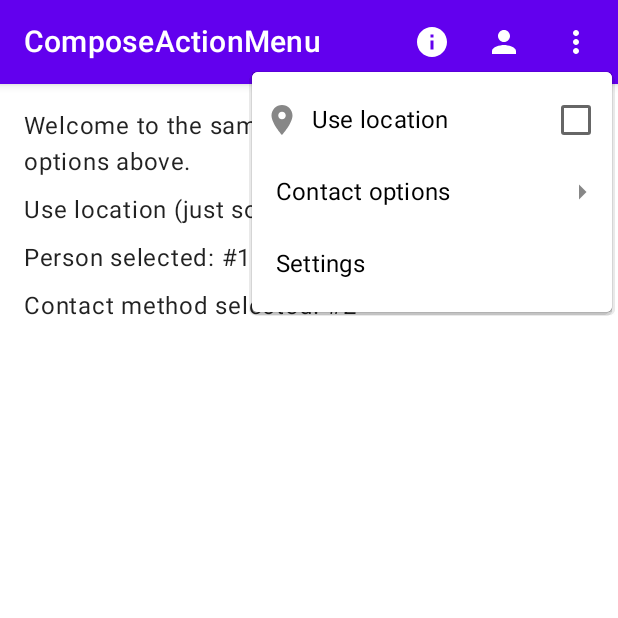
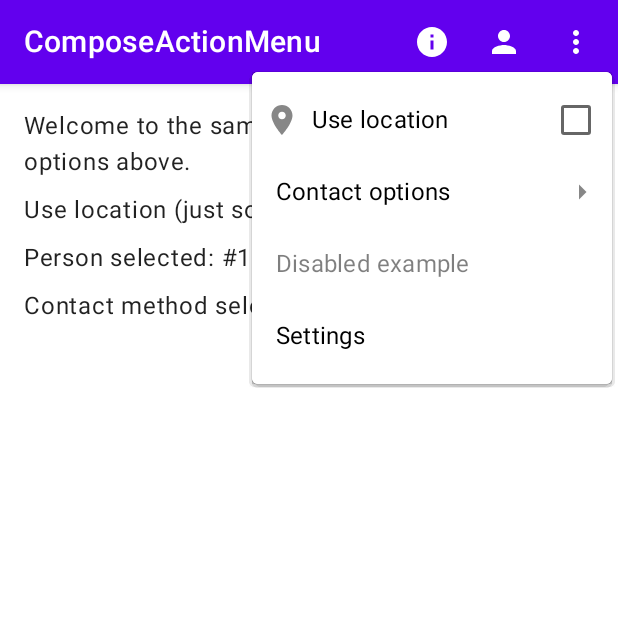
Before and after one commit to jacobras/ComposeActionMenu, an Android app built with Jetpack Compose: the screen it shows after launch (MainActivity), after a tap on "More actions", on a phone screen of 412 x 824 dp, the top half of it. Run offline under Robolectric (Android 15) with nearby library versions, the phone set to English and light mode, and no system bars.

Commit message:
Add enabled property to menu option

```diff
--- a/compose-action-menu/src/main/java/nl/jacobras/composeactionmenu/ActionItem.kt
+++ b/compose-action-menu/src/main/java/nl/jacobras/composeactionmenu/ActionItem.kt
@@ -18,7 +18,8 @@ sealed class ActionItem(
     @StringRes val titleResId: Int,
     val iconVector: ImageVector?,
     @DrawableRes val iconDrawable: Int = 0,
-    val showAsAction: ShowAsActionMode
+    val showAsAction: ShowAsActionMode,
+    val enabled: Boolean
 )
 
 /**
@@ -36,9 +37,10 @@ class RegularActionItem(
     @StringRes titleResId: Int,
     iconVector: ImageVector? = null,
     @DrawableRes iconDrawable: Int = 0,
+    enabled: Boolean = true,
     showAsAction: ShowAsActionMode = ShowAsActionMode.IF_ROOM,
     val onClick: (key: String) -> Unit
-) : ActionItem(key, titleResId, iconVector, iconDrawable, showAsAction)
+) : ActionItem(key, titleResId, iconVector, iconDrawable, showAsAction, enabled)
 
 /**
  * A multi-checkable action item. This will never be shown as an icon, because then the check box can not be shown.
@@ -55,9 +57,10 @@ class CheckableActionItem(
     @StringRes titleResId: Int,
     iconVector: ImageVector? = null,
     @DrawableRes iconDrawable: Int = 0,
+    enabled: Boolean = true,
     val isChecked: Boolean,
     val onClick: (key: String) -> Unit
-) : ActionItem(key, titleResId, iconVector, iconDrawable, ShowAsActionMode.NEVER)
+) : ActionItem(key, titleResId, iconVector, iconDrawable, ShowAsActionMode.NEVER, enabled)
 
 /**
  * A radio-selectable action item. This will never be shown as an icon, because then the radio button can not be shown.
@@ -74,9 +77,10 @@ class RadioActionItem(
     @StringRes titleResId: Int,
     iconVector: ImageVector? = null,
     @DrawableRes iconDrawable: Int = 0,
+    enabled: Boolean = true,
     val isSelected: Boolean,
     val onClick: (key: String) -> Unit
-) : ActionItem(key, titleResId, iconVector, iconDrawable, ShowAsActionMode.NEVER)
+) : ActionItem(key, titleResId, iconVector, iconDrawable, ShowAsActionMode.NEVER, enabled)
 
 /**
  * A action item that opens a sub group. Will be shown as an icon if there's room for it by default.
@@ -94,6 +98,7 @@ class GroupActionItem(
     @StringRes titleResId: Int,
     iconVector: ImageVector? = null,
     @DrawableRes iconDrawable: Int = 0,
+    enabled: Boolean = true,
     showAsAction: ShowAsActionMode = ShowAsActionMode.IF_ROOM,
     val childOptions: List<ActionItem>
-) : ActionItem(key, titleResId, iconVector, iconDrawable, showAsAction)
+) : ActionItem(key, titleResId, iconVector, iconDrawable, showAsAction, enabled)
--- a/compose-action-menu/src/main/java/nl/jacobras/composeactionmenu/OverflowActionItem.kt
+++ b/compose-action-menu/src/main/java/nl/jacobras/composeactionmenu/OverflowActionItem.kt
@@ -59,7 +59,8 @@ internal fun OverflowActionItem(
     DropdownMenuItem(
         modifier = modifier,
         contentPadding = PaddingValues(start = 8.dp),
-        onClick = onClick
+        onClick = onClick,
+        enabled = item.enabled
     ) {
         val iconPainter = when {
             item.iconVector != null -> rememberVectorPainter(item.iconVector)
@@ -74,12 +75,14 @@ internal fun OverflowActionItem(
             )
         }
         Spacer(modifier = Modifier.width(8.dp))
+
+        val textAlpha = if (item.enabled) 1.0f else 0.5f
         Text(
             modifier = Modifier
                 .weight(1f)
                 .padding(end = 8.dp),
             text = stringResource(item.titleResId),
-            color = MaterialTheme.colors.onBackground,
+            color = MaterialTheme.colors.onBackground.copy(alpha = textAlpha),
             maxLines = 1,
             overflow = TextOverflow.Ellipsis
         )
@@ -127,6 +130,18 @@ private fun RegularOverflowActionWithoutIconPreview() {
 
 @Preview(showBackground = true, backgroundColor = 0xfff, device = Devices.PIXEL_2)
 @Composable
+private fun DisabledOverflowActionWithoutIconPreview() {
+    OverflowActionItem(item = RegularActionItem(
+        key = "search",
+        titleResId = android.R.string.ok,
+        iconVector = null,
+        enabled = false,
+        onClick = {}
+    ))
+}
+
+@Preview(showBackground = true, backgroundColor = 0xfff, device = Devices.PIXEL_2)
+@Composable
 private fun CheckableOverflowActionPreview() {
     OverflowActionItem(item = CheckableActionItem(
         key = "search",
--- a/sample-app/src/main/java/nl/jacobras/composeactionmenu/MainActivity.kt
+++ b/sample-app/src/main/java/nl/jacobras/composeactionmenu/MainActivity.kt
@@ -121,6 +121,13 @@ class MainActivity : ComponentActivity() {
             )
         ),
         RegularActionItem(
+            key = "disabledExample",
+            titleResId = R.string.disabled_example,
+            showAsAction = ShowAsActionMode.NEVER,
+            enabled = false,
+            onClick = ::onActionItemClick
+        ),
+        RegularActionItem(
             key = "settings",
             titleResId = R.string.settings,
             showAsAction = ShowAsActionMode.NEVER,
--- a/sample-app/src/main/res/values/strings.xml
+++ b/sample-app/src/main/res/values/strings.xml
@@ -11,4 +11,5 @@
     <string name="contact_3">Post</string>
     <string name="use_location">Use location</string>
     <string name="settings">Settings</string>
+    <string name="disabled_example">Disabled example</string>
 </resources>
```
Also changed, not shown: compose-action-menu/src/main/java/nl/jacobras/composeactionmenu/IconActionItem.kt (+26 -2 lines).
